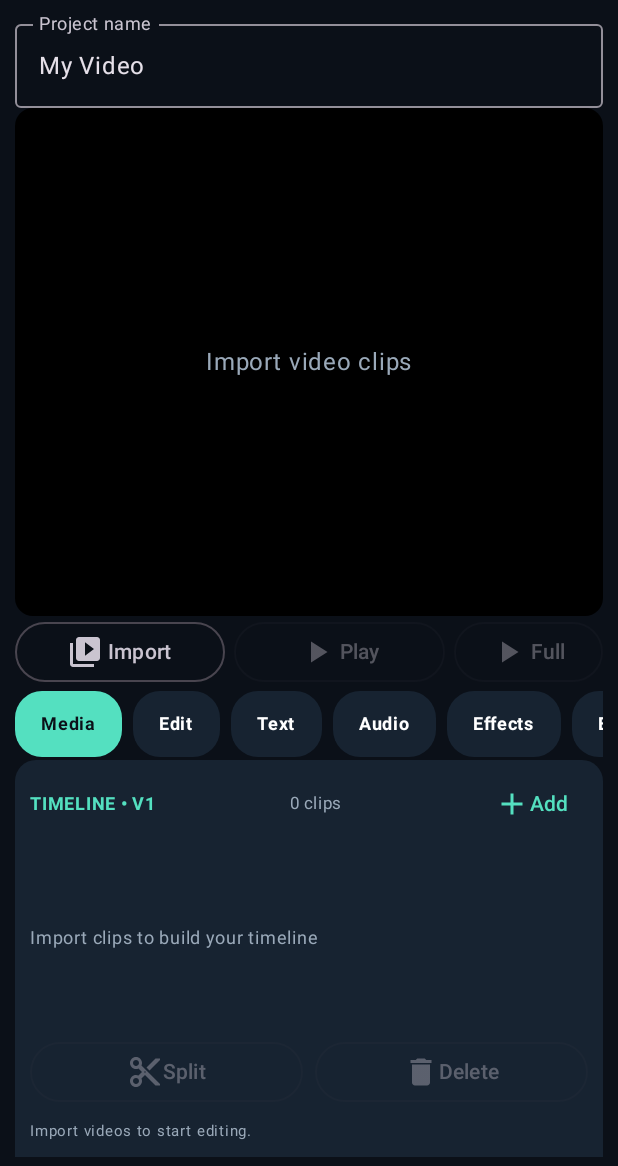
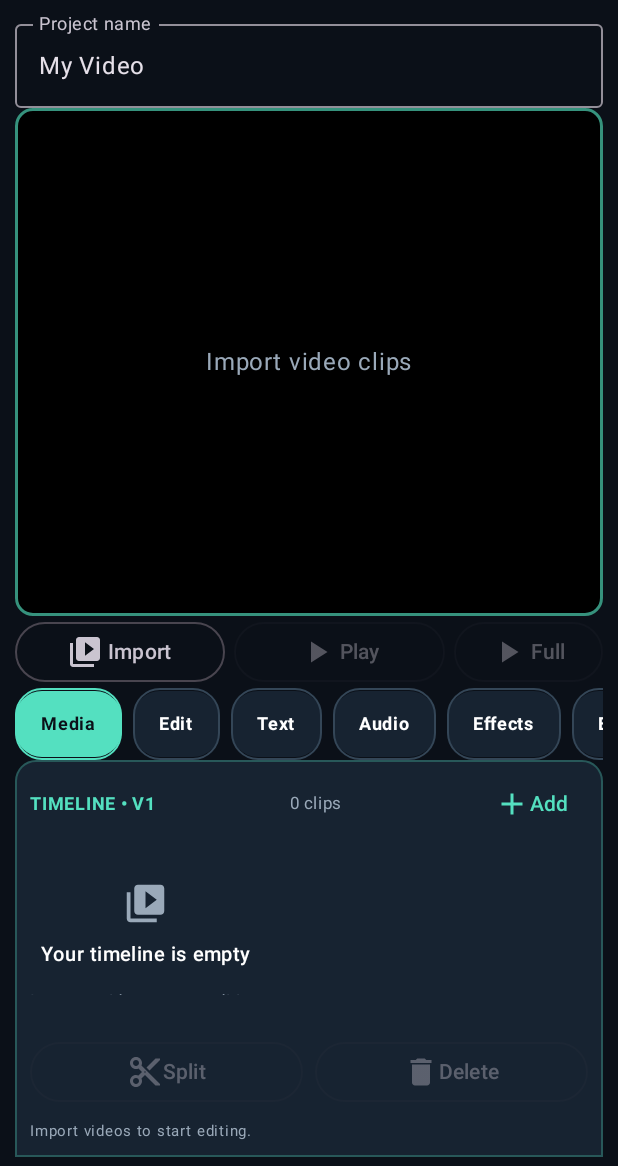
Before and after one commit to bahirehan52-bot/ElevoraStudioMobile, an Android app built with Jetpack Compose: the screen it shows after launch (MainActivity), on a phone screen of 412 x 824 dp, the part 70-1236 px from its top. Run offline under Robolectric (Android 15) with nearby library versions, the phone set to English and light mode, and no system bars; 1 statement that could not run was skipped.

Commit message:
Add clean editor borders and fix system bar spacing

```diff
--- a/app/src/main/java/com/elevora/studio/MainActivity.kt
+++ b/app/src/main/java/com/elevora/studio/MainActivity.kt
@@ -12,6 +12,7 @@ import androidx.activity.compose.setContent
 import androidx.activity.compose.rememberLauncherForActivityResult
 import androidx.activity.result.contract.ActivityResultContracts
 import androidx.compose.foundation.background
+import androidx.compose.foundation.border
 import androidx.compose.foundation.layout.*
 import androidx.compose.foundation.shape.RoundedCornerShape
 import androidx.compose.foundation.verticalScroll
@@ -121,13 +122,13 @@ private fun EditorScreen(){
  fun update(c:EditClip){if(selected in clips.indices)clips[selected]=c}
  fun removeClip(index:Int){if(index !in clips.indices)return;clips.removeAt(index);selected=when{clips.isEmpty()->0;index<selected->selected-1;index==selected->selected.coerceAtMost(clips.lastIndex);else->selected}}
  MaterialTheme(colorScheme=darkColorScheme(primary=mint,background=bg,surface=panel)){
-  Column(Modifier.fillMaxSize().background(bg).padding(horizontal=10.dp, vertical=6.dp)){
+  Column(Modifier.fillMaxSize().background(bg).statusBarsPadding().navigationBarsPadding().padding(horizontal=10.dp, vertical=6.dp)){
    Row(Modifier.fillMaxWidth(),horizontalArrangement=Arrangement.SpaceBetween,verticalAlignment=Alignment.CenterVertically){
     Column{Text("ELEVORA",color=mint,fontSize=21.sp,fontWeight=FontWeight.Black,letterSpacing=2.sp);Text("STUDIO • MOBILE VIDEO EDITOR",color=muted,fontSize=9.sp)}
     Row{IconButton(onClick={load.launch(arrayOf("application/json","text/*"))}){Icon(Icons.Default.FolderOpen,"Open project",tint=mint)};IconButton(onClick={save.launch("${projectName.replace(" ","_")}.elevora.json")}){Icon(Icons.Default.Save,"Save project",tint=mint)}}
    }
    OutlinedTextField(projectName,{projectName=it},label={Text("Project name")},modifier=Modifier.fillMaxWidth(),singleLine=true)
-   Column(Modifier.fillMaxWidth().weight(1f).background(Color.Black,RoundedCornerShape(12.dp)),verticalArrangement=Arrangement.Center,horizontalAlignment=Alignment.CenterHorizontally){
+   Column(Modifier.fillMaxWidth().weight(1f).border(1.5.dp,mint.copy(alpha=0.65f),RoundedCornerShape(12.dp)).background(Color.Black,RoundedCornerShape(12.dp)),verticalArrangement=Arrangement.Center,horizontalAlignment=Alignment.CenterHorizontally){
     if(clip!=null)AndroidView(factory={ctx->PlayerView(ctx).apply{this.player=player;useController=true}},modifier=Modifier.fillMaxSize()) else Text("Import video clips",color=muted)
    }
    Row(Modifier.fillMaxWidth(),horizontalArrangement=Arrangement.spacedBy(6.dp)){
@@ -143,12 +144,12 @@ private fun EditorScreen(){
    Row(Modifier.fillMaxWidth().horizontalScroll(rememberScrollState()),horizontalArrangement=Arrangement.spacedBy(7.dp)){
     listOf("Media","Edit","Text","Audio","Effects","Export").forEach{tab->
      val chosen=activeTab==tab
-     Surface(color=if(chosen)mint else panel,shape=RoundedCornerShape(18.dp),onClick={activeTab=tab}){
+     Surface(color=if(chosen)mint else panel,shape=RoundedCornerShape(18.dp),modifier=Modifier.border(1.dp,if(chosen)mint else Color(0xFF344657),RoundedCornerShape(18.dp)),onClick={activeTab=tab}){
       Text(tab,color=if(chosen)bg else Color.White,fontWeight=FontWeight.Bold,fontSize=12.sp,modifier=Modifier.padding(horizontal=17.dp,vertical=10.dp))
      }
     }
    }
-   Surface(Modifier.fillMaxWidth().weight(0.78f),color=panel,shape=RoundedCornerShape(topStart=14.dp,topEnd=14.dp)){
+   Surface(Modifier.fillMaxWidth().weight(0.78f).border(1.dp,mint.copy(alpha=0.28f),RoundedCornerShape(topStart=14.dp,topEnd=14.dp)),color=panel,shape=RoundedCornerShape(topStart=14.dp,topEnd=14.dp)){
     Column(Modifier.fillMaxSize().padding(horizontal=10.dp,vertical=5.dp),verticalArrangement=Arrangement.spacedBy(3.dp)){
      when(activeTab){
       "Media"->{
@@ -159,7 +160,7 @@ private fun EditorScreen(){
        }
        Row(Modifier.fillMaxWidth().weight(1f).horizontalScroll(rememberScrollState()),horizontalArrangement=Arrangement.spacedBy(8.dp),verticalAlignment=Alignment.CenterVertically){
         clips.forEachIndexed{index,c->
-         Surface(color=if(index==selected)Color(0xFF24534F)else Color(0xFF243344),shape=RoundedCornerShape(9.dp),onClick={timelinePreview=false;selected=index},modifier=Modifier.width(132.dp)){
+         Surface(color=if(index==selected)Color(0xFF24534F)else Color(0xFF243344),shape=RoundedCornerShape(9.dp),modifier=Modifier.width(132.dp).border(1.dp,if(index==selected)mint else Color(0xFF405266),RoundedCornerShape(9.dp)),onClick={timelinePreview=false;selected=index}){
           Column(Modifier.padding(9.dp)){
            Text("CLIP ${index+1}",color=mint,fontSize=10.sp,fontWeight=FontWeight.Bold)
            Text(c.name,color=Color.White,maxLines=1,fontSize=11.sp)
@@ -172,7 +173,7 @@ private fun EditorScreen(){
           }
          }
         }
-        if(clips.isEmpty())Text("Import clips to build your timeline",color=muted,fontSize=12.sp)
+        if(clips.isEmpty())Column(Modifier.fillMaxWidth().padding(vertical=24.dp),horizontalAlignment=Alignment.CenterHorizontally,verticalArrangement=Arrangement.spacedBy(7.dp)){Icon(Icons.Default.VideoLibrary,null,tint=muted,modifier=Modifier.size(30.dp));Text("Your timeline is empty",color=Color.White,fontSize=13.sp,fontWeight=FontWeight.SemiBold);Text("Import a video to start editing",color=muted,fontSize=11.sp)}
        }
        Row(Modifier.fillMaxWidth(),horizontalArrangement=Arrangement.spacedBy(8.dp)){
         OutlinedButton(enabled=clip!=null,onClick={val c=clip!!;val mid=c.start+(c.end-c.start)/2;if(mid>c.start&&mid<c.end){clips[selected]=c.copy(end=mid);clips.add(selected+1,c.copy(start=mid));status="Clip split."}},modifier=Modifier.weight(1f)){Icon(Icons.Default.ContentCut,null);Text("Split")}
```
